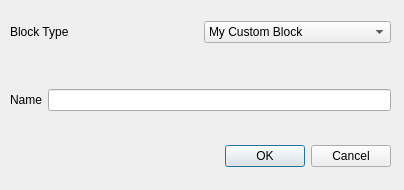
First picture: the form in Core/UI/addblockdialog.ui, repository roymiles/machine-learning-gui, before the edit.
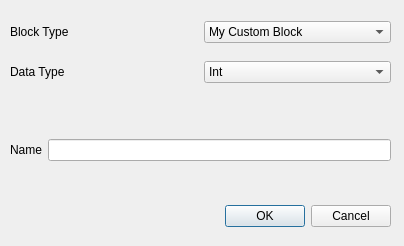
Second picture: the form after the edit.

Patch:
```diff
--- a/Core/UI/addblockdialog.ui
+++ b/Core/UI/addblockdialog.ui
@@ -7,7 +7,7 @@
     <x>0</x>
     <y>0</y>
     <width>404</width>
-    <height>190</height>
+    <height>246</height>
    </rect>
   </property>
   <property name="windowTitle">
@@ -17,7 +17,7 @@
    <property name="geometry">
     <rect>
      <x>50</x>
-     <y>140</y>
+     <y>200</y>
      <width>341</width>
      <height>32</height>
     </rect>
@@ -33,7 +33,7 @@
    <property name="geometry">
     <rect>
      <x>10</x>
-     <y>60</y>
+     <y>110</y>
      <width>381</width>
      <height>80</height>
     </rect>
@@ -94,6 +94,39 @@
     </item>
    </layout>
   </widget>
+  <widget class="QWidget" name="">
+   <property name="geometry">
+    <rect>
+     <x>10</x>
+     <y>60</y>
+     <width>381</width>
+     <height>24</height>
+    </rect>
+   </property>
+   <layout class="QHBoxLayout" name="horizontalLayout_3">
+    <item>
+     <widget class="QLabel" name="label_3">
+      <property name="text">
+       <string>Data Type</string>
+      </property>
+     </widget>
+    </item>
+    <item>
+     <widget class="QComboBox" name="dataTypeComboBox">
+      <item>
+       <property name="text">
+        <string>Int</string>
+       </property>
+      </item>
+      <item>
+       <property name="text">
+        <string>Double</string>
+       </property>
+      </item>
+     </widget>
+    </item>
+   </layout>
+  </widget>
  </widget>
  <resources/>
  <connections/>
```
Left out of the diff: 2 changed lines with no effect on the pictures.
